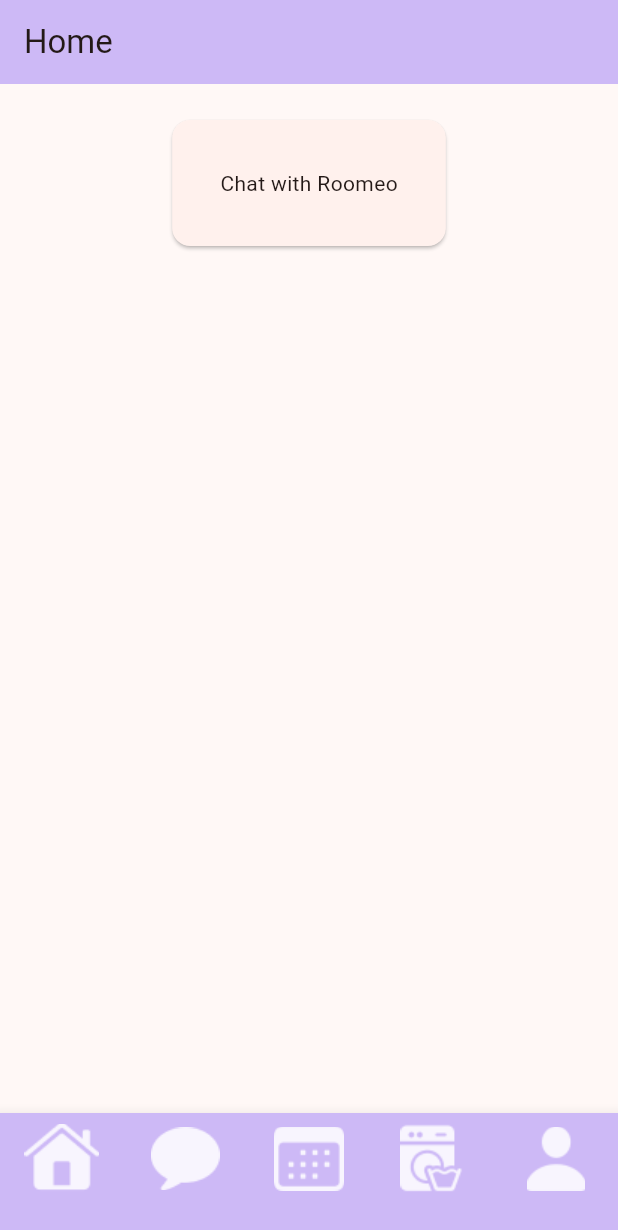
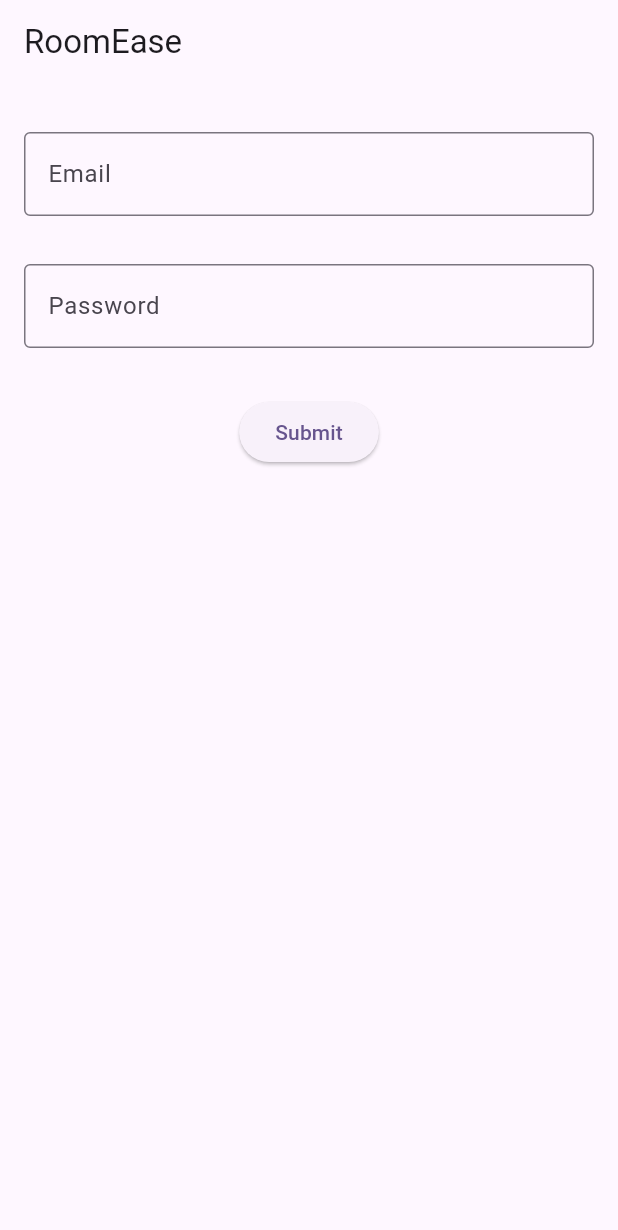
Before and after one commit to k233yang/RoomEase, a Flutter app: the screen it shows after launch, on a phone screen of 412 x 824 dp. Shown: the top 1230 px of the screen. Run offline on Flutter 3.47's test engine with Material 2 defaults, Android fonts, the phone set to English and light mode, and no system bars; our stand-ins replace chat_bubbles, firebase_core; accounts and stored records are empty.

Commit message:
add firebase and login screen

```diff
--- /dev/null
+++ b/roomease/database.rules.json
@@ -0,0 +1,6 @@
+{
+  "rules": {
+    ".read": true,
+    ".write": true
+  }
+}
--- /dev/null
+++ b/roomease/lib/LoginScreen.dart
@@ -0,0 +1,88 @@
+import 'package:flutter/material.dart';
+import 'package:roomease/HomeScreen.dart';
+
+class Login extends StatefulWidget {
+  @override
+  State createState() {
+    return _LoginState();
+  }
+}
+
+class _LoginState extends State<Login> {
+  final _formKey = GlobalKey<FormState>();
+  TextEditingController emailController = TextEditingController();
+  TextEditingController passwordController = TextEditingController();
+
+  @override
+  Widget build(BuildContext context) {
+    return Scaffold(
+      appBar: AppBar(
+        title: Text("RoomEase"),
+      ),
+      body: Form(
+        key: _formKey,
+        child: Padding(
+          padding: const EdgeInsets.symmetric(horizontal: 8, vertical: 16),
+          child: Column(
+            crossAxisAlignment: CrossAxisAlignment.center,
+            children: [
+              Padding(
+                padding:
+                    const EdgeInsets.symmetric(horizontal: 8, vertical: 16),
+                child: TextFormField(
+                  controller: emailController,
+                  decoration: const InputDecoration(
+                      border: OutlineInputBorder(), labelText: "Email"),
+                  validator: (value) {
+                    if (value == null || value.isEmpty) {
+                      return 'Please enter your email';
+                    }
+                    return null;
+                  },
+                ),
+              ),
+              Padding(
+                padding:
+                    const EdgeInsets.symmetric(horizontal: 8, vertical: 16),
+                child: TextFormField(
+                  controller: passwordController,
+                  obscureText: true,
+                  decoration: const InputDecoration(
+                      border: OutlineInputBorder(), labelText: "Password"),
+                  validator: (value) {
+                    if (value == null || value.isEmpty) {
+                      return 'Please enter your password';
+                    }
+                    return null;
+                  },
+                ),
+              ),
+              Padding(
+                padding:
+                    const EdgeInsets.symmetric(horizontal: 8, vertical: 16.0),
+                child: Center(
+                  child: ElevatedButton(
+                    onPressed: () {
+                      if (_formKey.currentState!.validate()) {
+                        // Navigate the user to the Home page
+                        Navigator.push(
+                          context,
+                          MaterialPageRoute(builder: (context) => Home()),
+                        );
+                      } else {
+                        ScaffoldMessenger.of(context).showSnackBar(
+                          const SnackBar(content: Text('Please fill input')),
+                        );
+                      }
+                    },
+                    child: const Text('Submit'),
+                  ),
+                ),
+              ),
+            ],
+          ),
+        ),
+      ),
+    );
+  }
+}
--- a/roomease/lib/main.dart
+++ b/roomease/lib/main.dart
@@ -1,7 +1,7 @@
-import 'package:english_words/english_words.dart';
 import 'package:flutter/material.dart';
-import 'package:provider/provider.dart';
 import 'package:roomease/HomeScreen.dart';
+import 'package:roomease/LoginScreen.dart';
+import 'package:roomease/colors/ColorConstants.dart';
 
 void main() {
   runApp(MyApp());
@@ -12,36 +12,14 @@
 
   @override
   Widget build(BuildContext context) {
-    return ChangeNotifierProvider(
-      create: (context) => MyAppState(),
-      child: MaterialApp(
-        title: 'RoomEase',
-        theme: ThemeData(
-          useMaterial3: true,
-          colorScheme: ColorScheme.fromSeed(seedColor: Colors.deepOrange),
-        ),
-        home: Home(),
+    return MaterialApp(
+      title: 'RoomEase',
+      theme: ThemeData(
+        useMaterial3: true,
+        colorScheme:
+            ColorScheme.fromSeed(seedColor: ColorConstants.lightPurple),
       ),
+      home: Login(),
     );
   }
 }
-
-class MyAppState extends ChangeNotifier {
-  var current = WordPair.random();
-}
-
-class MyHomePage extends StatelessWidget {
-  @override
-  Widget build(BuildContext context) {
-    var appState = context.watch<MyAppState>();
-
-    return Scaffold(
-      body: Column(
-        children: [
-          Text('A random idea:'),
-          Text(appState.current.asLowerCase),
-        ],
-      ),
-    );
-  }
-}
--- a/roomease/pubspec.yaml
+++ b/roomease/pubspec.yaml
@@ -13,6 +13,8 @@
     sdk: flutter
   english_words: ^4.0.0
   provider: ^6.0.0
+  chat_bubbles: ^1.4.1
+  firebase_database: ^10.2.4
 
 dev_dependencies:
   flutter_test:
```
Also changed, not shown: roomease/firebase.json (added), roomease/lib/firebase_options.dart (added), 8 other files.
